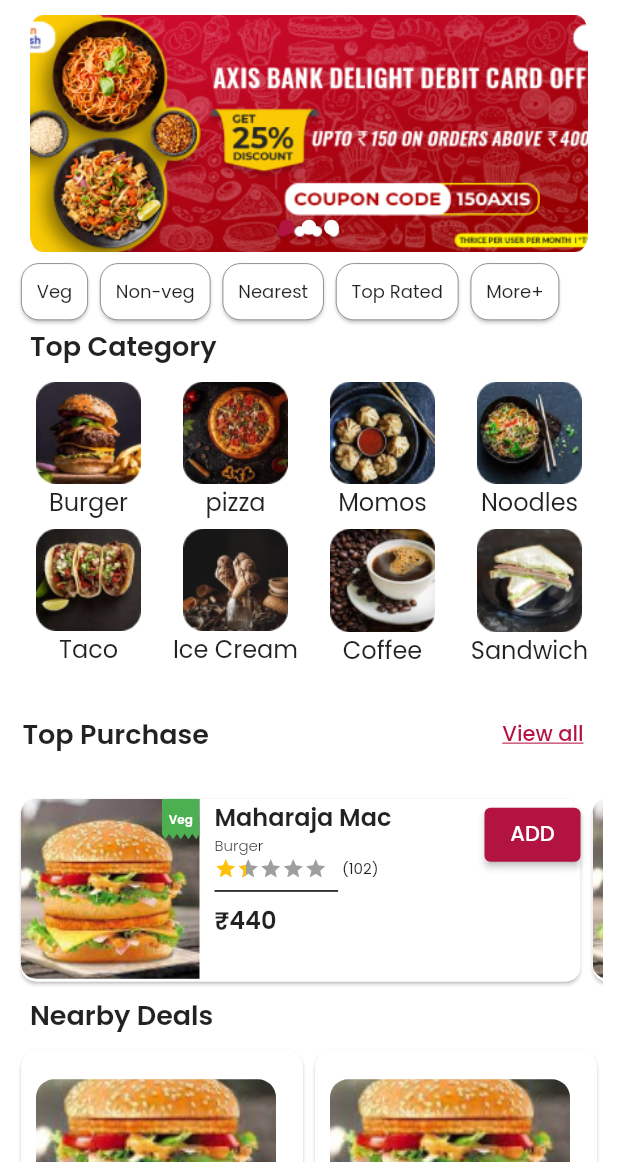
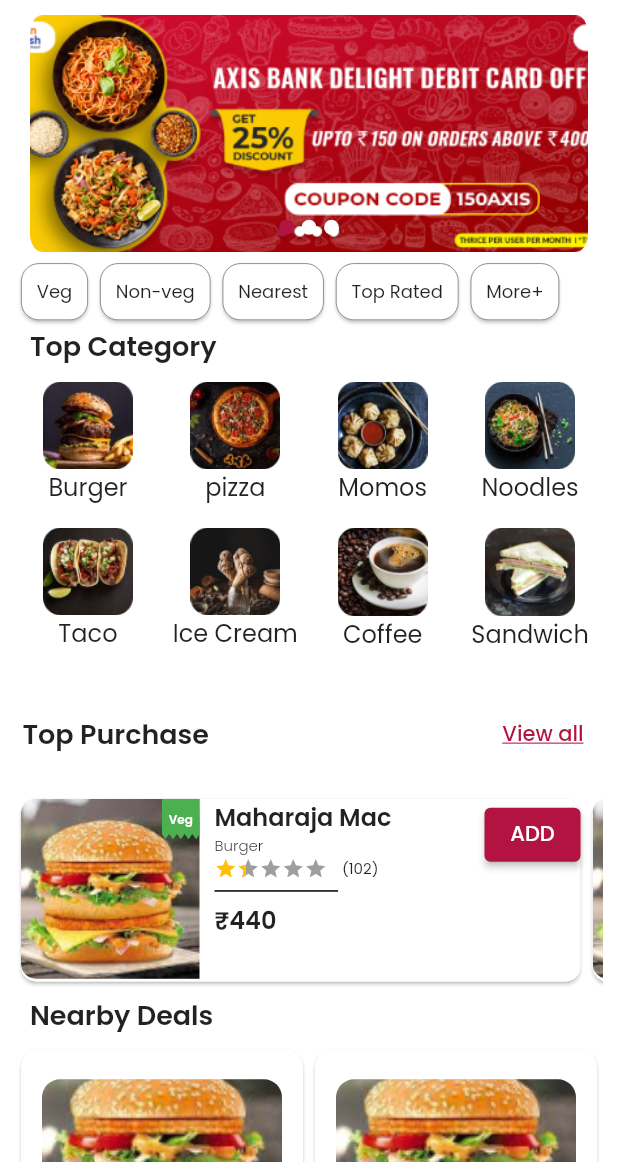
Before and after one commit to tejastamkar/Bhojan-king-resturant, a Flutter app: the HomeScreen screen opened directly, on a phone screen of 412 x 824 dp, the part 74-1236 px from its top. Run offline on Flutter 3.47's test engine with Material 2 defaults, Android fonts, the phone set to English and light mode, and no system bars; drawn by our look-alikes of carousel_indicator, carousel_slider, flutter_rating_bar; our stand-ins replace dotted_line, flutter_svg; network calls fail; project files that could hold a hidden picture were left out.

```diff
--- a/lib/navbarscreens/homescreen.dart
+++ b/lib/navbarscreens/homescreen.dart
@@ -34,6 +34,7 @@
   @override
   Widget build(BuildContext context) {
     double height = MediaQuery.of(context).size.height;
+    double width = MediaQuery.of(context).size.width;
     // final GlobalKey<ScaffoldState> _key = GlobalKey();
 
     return Scaffold(
@@ -115,7 +116,7 @@
                         const EdgeInsets.symmetric(horizontal: 10, vertical: 0),
                     child: CarouselSlider(
                       options: CarouselOptions(
-                          height: height / 5,
+                          height: width <440 ?  height /5:height/3,
                           aspectRatio: 16 / 9,
                           viewportFraction: 1,
                           initialPage: 0,
@@ -136,7 +137,7 @@
                           builder: (BuildContext context) {
                             return ClipRRect(
                                 borderRadius: BorderRadius.circular(15),
-                                child: Image.asset(i));
+                                child: Image.asset(i , fit: BoxFit.contain, width:  width,));
                           },
                         );
                       }).toList(),
@@ -170,11 +171,11 @@
               GridView.builder(
                 physics: const NeverScrollableScrollPhysics(),
                 shrinkWrap: true,
-                gridDelegate:  const SliverGridDelegateWithFixedCrossAxisCount(
+                gridDelegate:   SliverGridDelegateWithFixedCrossAxisCount(
                     childAspectRatio: 1 /1.2,
                     mainAxisSpacing: 0,
                     crossAxisSpacing: 0,
-                    crossAxisCount: 2),
+                    crossAxisCount:  width < 440 ?  2: 5),
                 itemCount: foodItem.length,
                 itemBuilder: (context, index) => BigFoodCard(
                   name: foodItem[index]['name'],
--- a/lib/screens/ordersummary.dart
+++ b/lib/screens/ordersummary.dart
@@ -19,6 +19,8 @@
     final List restroAddrees = doneOrderList[widget.index]['restro_address'];
     final List deliveryAddress =
         doneOrderList[widget.index]['delivery_address'];
+
+        double width =MediaQuery.of(context).size.width;
     Widget bill() => Padding(
           padding: const EdgeInsets.symmetric(horizontal: 10, vertical: 5),
           child: Card(
@@ -156,7 +158,7 @@
                         ),
                       ),
                       SizedBox(
-                        height: MediaQuery.of(context).size.width / 10,
+                        height: width < 440 ? width / 10 : width /12,
                       ),
                       Text(
                         deliveryAddress[0]['name'],
@@ -183,7 +185,7 @@
                               fontWeight: FontWeight.w400,
                               color: Color.fromRGBO(107, 107, 107, 1))),
                       SizedBox(
-                        height: MediaQuery.of(context).size.width / 5,
+                        height: width < 440 ? width / 5 : width /10,
                         child: const DottedLine(
                           dashLength: 2.5,
                           direction: Axis.vertical,
--- a/lib/widgets/bigfoodcards.dart
+++ b/lib/widgets/bigfoodcards.dart
@@ -29,13 +29,15 @@
           mainAxisAlignment: MainAxisAlignment.center,
           crossAxisAlignment: CrossAxisAlignment.start,
           children: [
-            ClipRRect(
+            Center(
+              child: ClipRRect(
                 borderRadius: BorderRadius.circular(12),
                 child: Image.asset(
                   widget.image,
                   width: 160,
                   height: 100,
                   fit: BoxFit.cover,
+                ),
               ),
             ),
             const SizedBox(
--- a/lib/widgets/topcategory.dart
+++ b/lib/widgets/topcategory.dart
@@ -22,6 +22,20 @@
 class _TopCategorySecState extends State<TopCategorySec> {
   @override
   Widget build(BuildContext context) {
+    double width =  MediaQuery.of(context).size.width ;
+
+
+    Widget categoryCards({required String name, required String image}) => Column(
+      children: [
+        Image.asset(
+          image,
+          width: width<440 ? 60:120,
+          fit:  BoxFit.fill,
+        ),
+        Text(name,
+            style: const TextStyle(fontSize: 16, fontWeight: FontWeight.w400))
+      ],
+    );
     return Column(
       crossAxisAlignment: CrossAxisAlignment.start,
       children: [
@@ -36,12 +50,12 @@
           height: 10,
         ),
         SizedBox(
-          height: MediaQuery.of(context).size.width / 2,
+          height:width < 440 ? width / 2 : width /3,
           child: GridView.builder(
               physics: const NeverScrollableScrollPhysics(),
               shrinkWrap: true,
-              gridDelegate: const SliverGridDelegateWithFixedCrossAxisCount(
-                  mainAxisSpacing: 0, crossAxisSpacing: 0, crossAxisCount: 4),
+              gridDelegate:  SliverGridDelegateWithFixedCrossAxisCount(
+                  mainAxisSpacing: 0, crossAxisSpacing: 1, crossAxisCount: width <440 ? 4: 5),
               itemCount: category.length,
               itemBuilder: (context, index) => categoryCards(
                   name: category[index]['name'],
@@ -51,14 +65,3 @@
     );
   }
 }
-
-Widget categoryCards({required String name, required String image}) => Column(
-      children: [
-        Image.asset(
-          image,
-          width: 70,
-        ),
-        Text(name,
-            style: const TextStyle(fontSize: 16, fontWeight: FontWeight.w400))
-      ],
-    );
```
Also changed, not shown: lib/navbarscreens/search.dart (+5 -5 lines), lib/screens/profileScreens/bookinghistroyscreen.dart (added, +50 -0 lines), lib/screens/profileScreens/orderhistoryscreen.dart (added, +49 -0 lines), lib/screens/profilescreen.dart (+151 -63 lines). Lines whose indentation alone changed are shown as unchanged.
